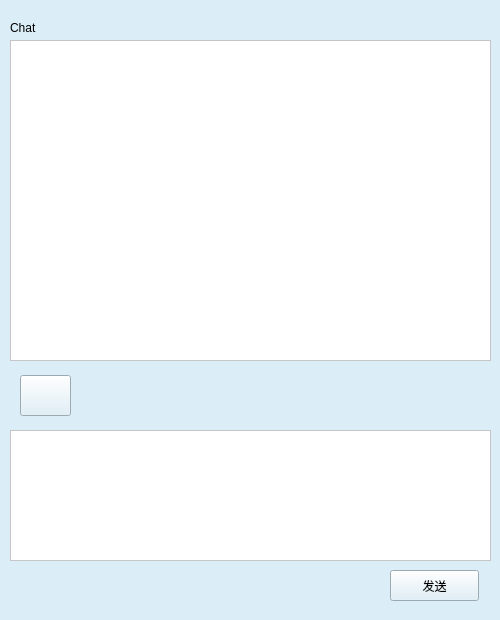
First picture: the form in client/ui/chatwindow.ui, repository pechpo/What-s-up, before the edit.
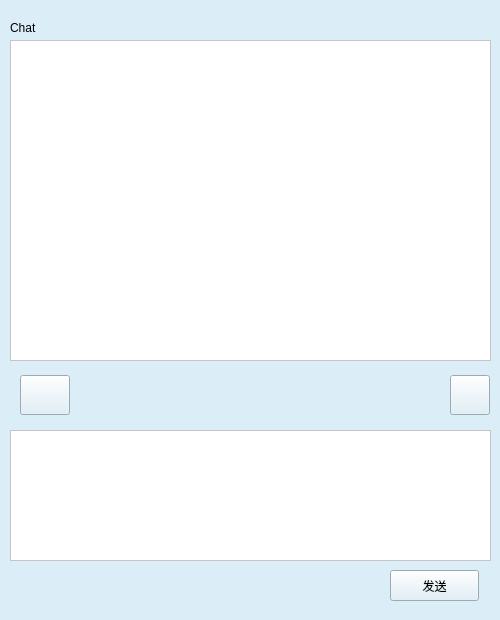
Second picture: the form after the edit. Icons and pictures are not drawn.

Commit message: 添加了群聊设置按钮

The edit to the form file:
```diff
--- a/client/ui/chatwindow.ui
+++ b/client/ui/chatwindow.ui
@@ -73,8 +73,8 @@
     <rect>
      <x>20</x>
      <y>375</y>
-     <width>51</width>
-     <height>41</height>
+     <width>50</width>
+     <height>40</height>
     </rect>
    </property>
    <property name="styleSheet">
@@ -84,6 +84,22 @@
     <string/>
    </property>
   </widget>
+  <widget class="QToolButton" name="toolButton">
+   <property name="geometry">
+    <rect>
+     <x>450</x>
+     <y>375</y>
+     <width>40</width>
+     <height>40</height>
+    </rect>
+   </property>
+   <property name="styleSheet">
+    <string notr="true">border-image: url(:/images/image/settings.png);</string>
+   </property>
+   <property name="text">
+    <string/>
+   </property>
+  </widget>
  </widget>
  <resources/>
  <connections/>
```
